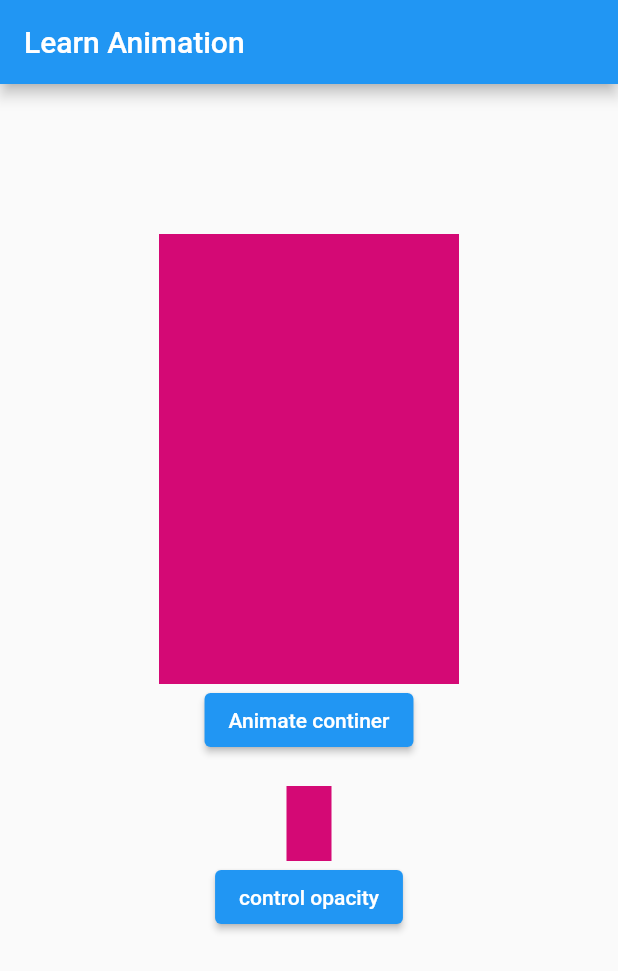
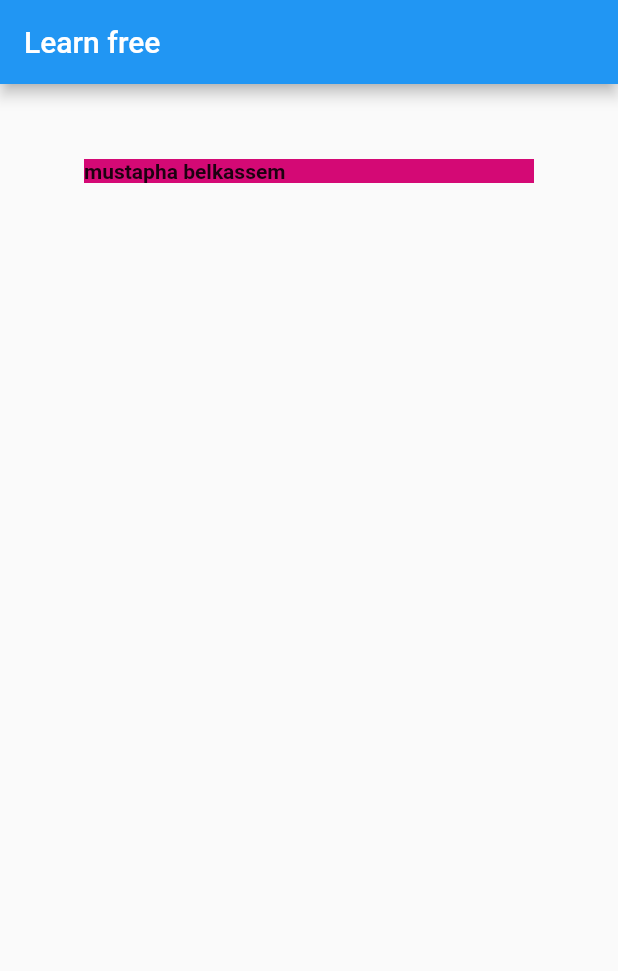
Before and after one commit to developython14/rightedu_mobile_version, a Flutter app: the screen it shows after launch, on a phone screen of 412 x 824 dp. Shown: the top 971 px of the screen. Run offline on Flutter 3.47's test engine with Material 2 defaults, Android fonts, the phone set to English and light mode, and no system bars; our stand-ins replace audioplayers, camera, convex_bottom_bar, email_validator, file_picker, fl_chart and 9 more; missing offline and left inert: awesome_card, dart:ffi, flutter_sound_lite.

Commit message:
work on animation in flutter

```diff
--- a/lib/profile/pages/statcomponant/voice.dart
+++ b/lib/profile/pages/statcomponant/voice.dart
@@ -24,66 +24,29 @@ class _mustaphaState extends State<mustapha> {
   Widget build(BuildContext context) {
     return Scaffold(
       appBar: AppBar(
-        title: Text('Learn Animation'),
+        title: Text('Learn free'),
       ),
       body: Center(
         child: Column(
           children: [
             SizedBox(
-              height: 100,
+              height: 50,
             ),
-            AnimatedContainer(
+            TweenAnimationBuilder(
+              child: Text(
+                'mustapha belkassem ',
+                style: TextStyle(fontWeight: FontWeight.bold),
+              ),
+              tween: Tween<double>(begin: 0, end: 300),
               duration: duree,
-              width: _width,
-              height: _height,
-              color: _color,
-            ),
-            ElevatedButton(
-                onPressed: () {
-                  if (isanimated == false) {
-                    setState(() {
-                      _width = 350;
-                      _height = 500;
-                      _color = Color.fromARGB(255, 197, 89, 82);
-                      isanimated = true;
-                    });
-                  } else {
-                    setState(() {
-                      _width = 200;
-                      _height = 300;
-                      _color = Color.fromARGB(255, 184, 255, 186);
-                      isanimated = false;
-                    });
-                  }
-                },
-                child: Text('Animate continer')),
-            SizedBox(
-              height: 20,
-            ),
-            AnimatedOpacity(
-              opacity: _opacity,
-              duration: duree,
-              child: Container(
-                width: 30,
-                height: 50,
-                color: _color,
-              ),
-            ),
-            ElevatedButton(
-                onPressed: () {
-                  if (isanimated1 == false) {
-                    setState(() {
-                      _opacity = 0;
-                      isanimated1 = true;
-                    });
-                  } else {
-                    setState(() {
-                      _opacity = 1;
-                      isanimated1 = false;
-                    });
-                  }
-                },
-                child: Text('control opacity'))
+              builder: (BuildContext context, double size, Widget? child) {
+                return Container(
+                  color: _color,
+                  width: size,
+                  child: child,
+                );
+              },
+            )
           ],
         ),
       ),
```
